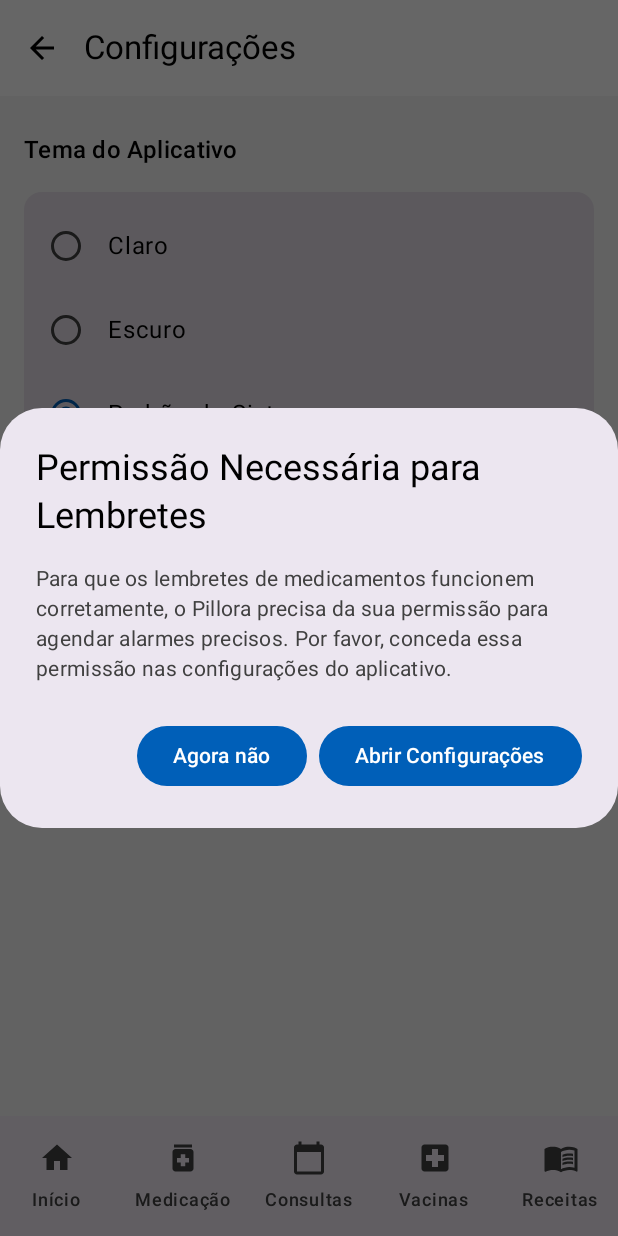
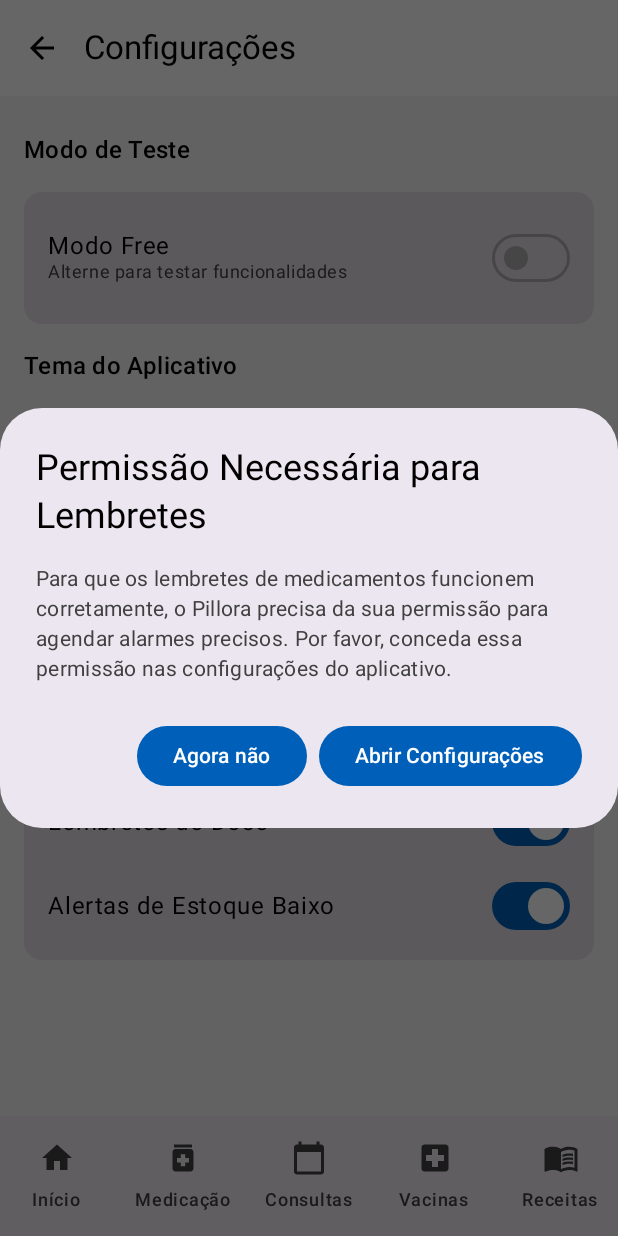
Before and after one commit to sqlnatan/Pillora, an Android app built with Jetpack Compose: the SettingsScreen screen opened through its navigation route, on a phone screen of 412 x 824 dp. Run offline under Robolectric (Android 15) with nearby library versions, the phone set to English and light mode, and no system bars; our stand-ins replace AdMob, Firebase (no records; nobody signed in at launch, a user with empty details on screens opened directly).

Commit message:
Adicionado switch free/Premium para testes

```diff
--- a/app/src/main/java/com/pillora/pillora/screens/SettingsScreen.kt
+++ b/app/src/main/java/com/pillora/pillora/screens/SettingsScreen.kt
@@ -44,6 +44,7 @@ fun SettingsScreen(navController: NavController) {
     val currentThemePref by viewModel.themePreference.collectAsState()
     val doseRemindersEnabled by viewModel.doseRemindersEnabled.collectAsState()
     val stockAlertsEnabled by viewModel.stockAlertsEnabled.collectAsState()
+    val isPremium by viewModel.isPremium.collectAsState()
 
     Scaffold(
         topBar = {
@@ -67,6 +68,17 @@ fun SettingsScreen(navController: NavController) {
             verticalArrangement = Arrangement.spacedBy(16.dp)
         ) {
             Spacer(modifier = Modifier.height(8.dp)) // Espaço no topo
+
+            // Seção de Teste Premium
+            Text("Modo de Teste", style = MaterialTheme.typography.titleMedium)
+            Card(modifier = Modifier.fillMaxWidth()) {
+                Column(Modifier.padding(vertical = 8.dp)) {
+                    PremiumTestOption(
+                        isPremium = isPremium,
+                        onPremiumChange = { viewModel.setPremiumStatus(it) }
+                    )
+                }
+            }
 
             // Seção de Tema
             Text("Tema do Aplicativo", style = MaterialTheme.typography.titleMedium)
@@ -145,3 +157,31 @@ fun NotificationOption(text: String, checked: Boolean, onCheckedChange: (Boolean
         Switch(checked = checked, onCheckedChange = onCheckedChange)
     }
 }
+
+@Composable
+fun PremiumTestOption(isPremium: Boolean, onPremiumChange: (Boolean) -> Unit) {
+    Row(
+        Modifier
+            .fillMaxWidth()
+            .height(72.dp)
+            .padding(horizontal = 16.dp),
+        verticalAlignment = Alignment.CenterVertically,
+        horizontalArrangement = Arrangement.SpaceBetween
+    ) {
+        Column {
+            Text(
+                text = if (isPremium) "Modo Premium" else "Modo Free",
+                style = MaterialTheme.typography.bodyLarge
+            )
+            Text(
+                text = "Alterne para testar funcionalidades",
+                style = MaterialTheme.typography.bodySmall,
+                color = MaterialTheme.colorScheme.onSurfaceVariant
+            )
+        }
+        Switch(
+            checked = isPremium,
+            onCheckedChange = onPremiumChange
+        )
+    }
+}
--- a/app/src/main/java/com/pillora/pillora/viewmodel/SettingsViewModel.kt
+++ b/app/src/main/java/com/pillora/pillora/viewmodel/SettingsViewModel.kt
@@ -5,8 +5,11 @@ import android.content.SharedPreferences
 import androidx.core.content.edit // Importar a extensão KTX
 import androidx.lifecycle.ViewModel
 import androidx.lifecycle.viewModelScope
+import com.pillora.pillora.data.UserPreferences
 import kotlinx.coroutines.flow.MutableStateFlow
 import kotlinx.coroutines.flow.StateFlow
+import kotlinx.coroutines.flow.SharingStarted
+import kotlinx.coroutines.flow.stateIn
 import kotlinx.coroutines.launch
 
 // Enum para preferências de tema
@@ -17,6 +20,7 @@ class SettingsViewModel(context: Context) : ViewModel() {
     // Usar applicationContext para evitar memory leaks
     private val appContext = context.applicationContext
     private val prefs: SharedPreferences = appContext.getSharedPreferences("pillora_prefs", Context.MODE_PRIVATE)
+    private val userPreferences = UserPreferences(appContext)
 
     private val _themePreference = MutableStateFlow(getThemePreference())
     val themePreference: StateFlow<ThemePreference> = _themePreference
@@ -27,6 +31,13 @@ class SettingsViewModel(context: Context) : ViewModel() {
 
     private val _stockAlertsEnabled = MutableStateFlow(prefs.getBoolean("notification_stock_alerts_enabled", true))
     val stockAlertsEnabled: StateFlow<Boolean> = _stockAlertsEnabled
+
+    // Estado Premium
+    val isPremium: StateFlow<Boolean> = userPreferences.isPremium.stateIn(
+        scope = viewModelScope,
+        started = SharingStarted.WhileSubscribed(5000),
+        initialValue = false
+    )
 
     // TODO: Adicionar StateFlows para outras notificações (consultas, vacinas) quando implementadas
 
@@ -68,5 +79,11 @@ class SettingsViewModel(context: Context) : ViewModel() {
         }
     }
 
+    fun setPremiumStatus(isPremium: Boolean) {
+        viewModelScope.launch {
+            userPreferences.setPremium(isPremium)
+        }
+    }
+
     // TODO: Adicionar funções set para outras preferências de notificação
 }
```
